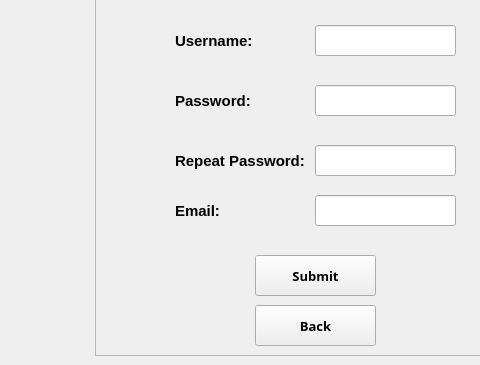
This is signuppage.ui in Pouya3/farm-project as Qt 5 draws it before an edit; both pictures show x 115 to 595 and y 235 to 600 of the 800 by 600 pixel window. The edited form follows.
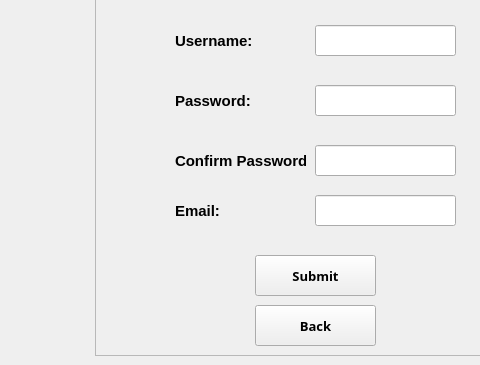
This is the edited form.

Commit message: change reapeat to confirm in sign up page

Diff of the .ui file:
```diff
--- a/signuppage.ui
+++ b/signuppage.ui
@@ -118,7 +118,7 @@
       <string notr="true"/>
      </property>
      <property name="text">
-      <string>Repeat Password:</string>
+      <string>Confirm Password:</string>
      </property>
     </widget>
     <widget class="QLabel" name="label_s_5">
```
